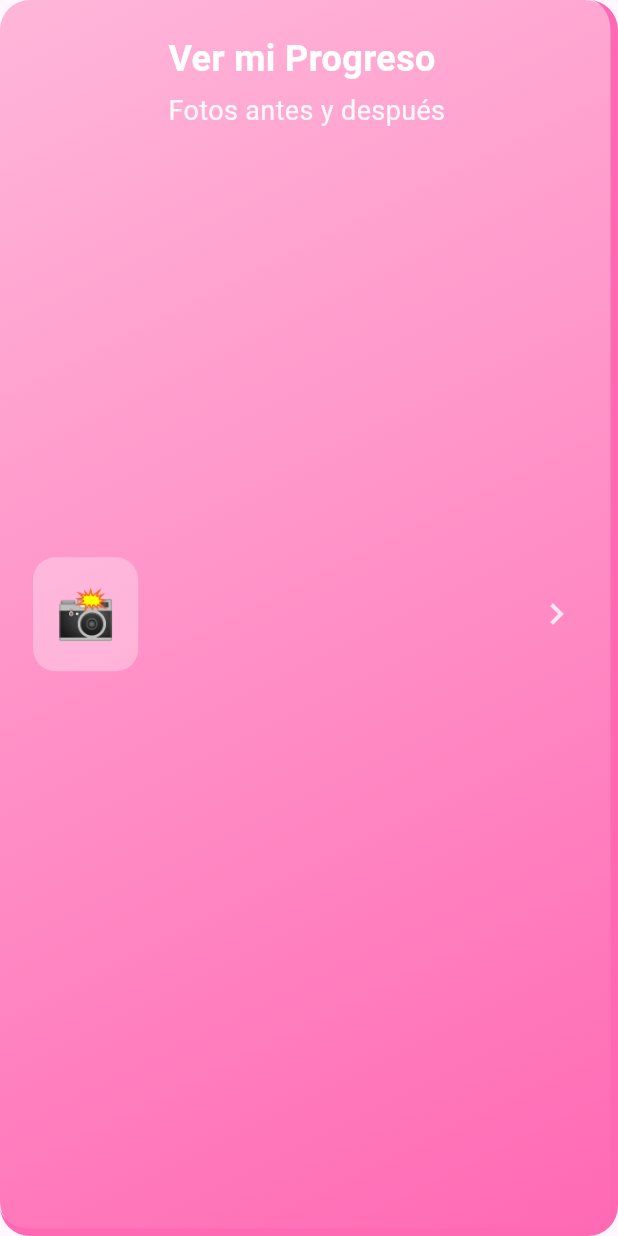
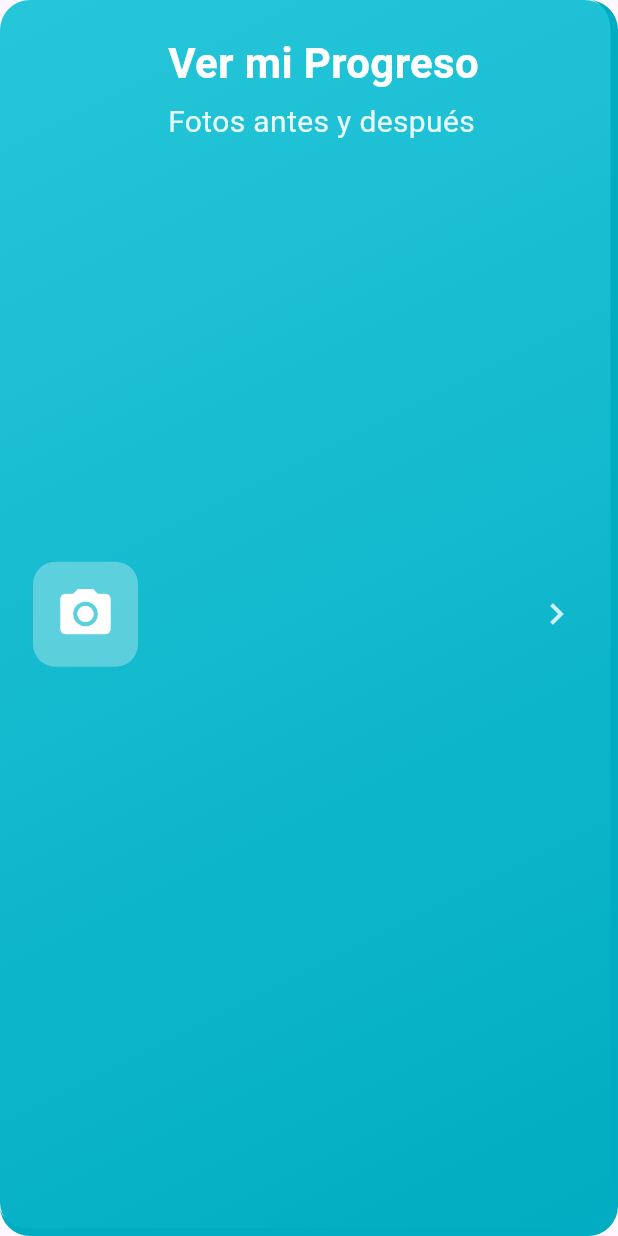
Before and after one commit to floor096/fitness_app, a Flutter app: the QuickOption widget shown alone on an empty page, opened directly, on a phone screen of 412 x 824 dp. Run offline on Flutter 3.47's test engine with Material 3 defaults, Android fonts, the phone set to English and light mode, and no system bars; our stand-ins replace cloud_firestore, firebase_auth, firebase_core, image_picker, shared_preferences, supabase_flutter; missing offline and left inert: alarm; accounts and stored records are empty; generated files the repository leaves out were written again; network calls fail.

Commit message:
actualizo botones home

```diff
--- a/lib/screens/home/widgets/QuickOption.dart
+++ b/lib/screens/home/widgets/QuickOption.dart
@@ -1,7 +1,7 @@
 import 'package:flutter/material.dart';
 
 class QuickOption extends StatelessWidget {
-  final String emoji;
+  final IconData icon;
   final String titulo;
   final String subtitulo;
   final List<Color> gradient;
@@ -9,7 +9,7 @@
 
   const QuickOption({
     super.key,
-    required this.emoji,
+    required this.icon,
     required this.titulo,
     required this.subtitulo,
     required this.gradient,
@@ -46,7 +46,11 @@
                     color: Colors.white.withOpacity(0.3),
                     borderRadius: BorderRadius.circular(15),
                   ),
-                  child: Text(emoji, style: const TextStyle(fontSize: 32)),
+                  child:  Icon(
+                    icon, // Cambio de Text a Icon
+                    size: 40,
+                    color: Colors.white,
+                  ),
                 ),
                 const SizedBox(width: 20),
                 Expanded(
@@ -56,7 +60,7 @@
                       Text(
                         titulo,
                         style: const TextStyle(
-                          fontSize: 24,
+                          fontSize: 28,
                           fontWeight: FontWeight.bold,
                           color: Colors.white,
                         ),
@@ -65,7 +69,7 @@
                       Text(
                         subtitulo,
                         style: TextStyle(
-                          fontSize: 18,
+                          fontSize: 20,
                           color: Colors.white.withOpacity(0.9),
                         ),
                       ),
```
Also changed, not shown: lib/screens/alarmas/alarmas_screen.dart (+6 -6 lines), lib/screens/home/home_screen.dart (+4 -4 lines).
